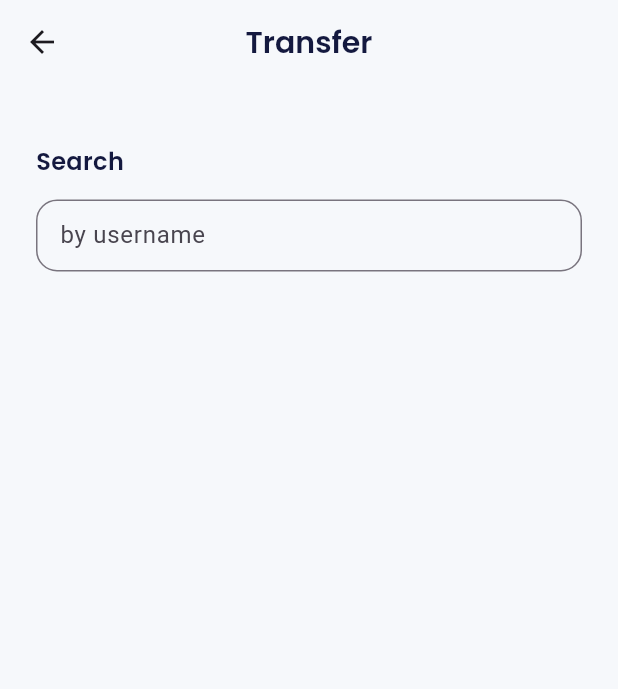
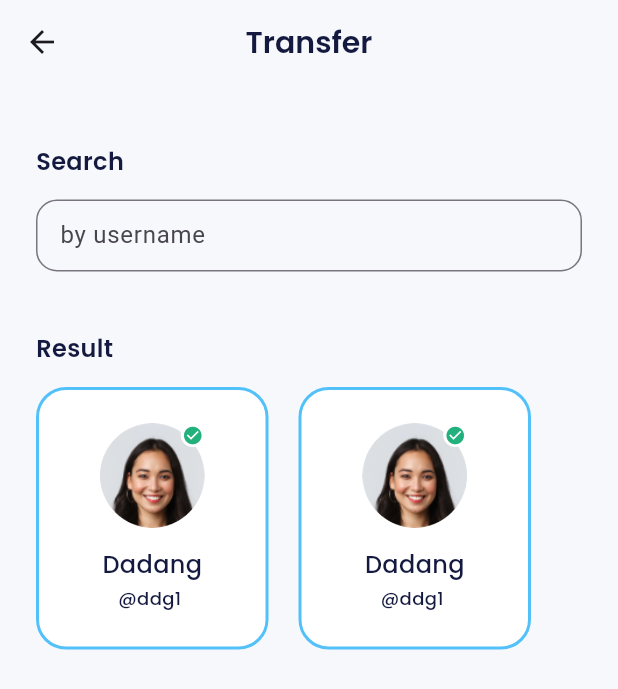
Before and after one commit to kingslyDev/E-walletmobile, a Flutter app: the TransferPage screen opened by its route, on a phone screen of 412 x 824 dp. Shown: the top 689 px of the screen. Run offline on Flutter 3.47's test engine with Material 3 defaults, Android fonts, the phone set to English and light mode, and no system bars; our stand-ins replace carousel_slider, google_fonts.

Commit message:
transferpage

```diff
--- a/lib/ui/pages/transfer/transfer_page.dart
+++ b/lib/ui/pages/transfer/transfer_page.dart
@@ -1,5 +1,7 @@
 import 'package:bankga/shared/themes.dart';
 import 'package:bankga/ui/widgets/forms.dart';
+import 'package:bankga/ui/widgets/transfer_result_user_item.dart';
+import 'package:bankga/ui/widgets/transfer_user_recent_item.dart';
 import 'package:flutter/material.dart';
 
 class TransferPage extends StatelessWidget {
@@ -31,6 +33,90 @@
             label: 'by username',
             isShowtitle: false,
           ),
+          // buildRecentUsers(),
+          buildResult(),
+        ],
+      ),
+    );
+  }
+
+  Widget buildRecentUsers() {
+    return Container(
+      margin: EdgeInsets.only(
+        top: 40,
+      ),
+      child: Column(
+        crossAxisAlignment: CrossAxisAlignment.start,
+        children: [
+          Text(
+            'Recent Users',
+            style: blackTextStyle.copyWith(
+              fontSize: 16,
+              fontWeight: semiBold,
+            ),
+          ),
+          const SizedBox(
+            height: 14,
+          ),
+          TransferUserRecentItem(
+            imgUrl: 'assets/img_per1.png',
+            name: 'Dadang',
+            username: 'ddg1 ',
+            isVerified: true,
+          ),
+          TransferUserRecentItem(
+            imgUrl: 'assets/img_per2.png',
+            name: 'dani',
+            username: 'ddg1 ',
+          ),
+          TransferUserRecentItem(
+            imgUrl: 'assets/img_per3.png',
+            name: 'Todi',
+            username: 'ddg1 ',
+          ),
+        ],
+      ),
+    );
+  }
+
+  Widget buildResult() {
+    return Container(
+      margin: EdgeInsets.only(
+        top: 40,
+      ),
+      child: Column(
+        crossAxisAlignment: CrossAxisAlignment.start,
+        children: [
+          Text(
+            'Result',
+            style: blackTextStyle.copyWith(
+              fontSize: 16,
+              fontWeight: semiBold,
+            ),
+          ),
+          const SizedBox(
+            height: 14,
+          ),
+          Wrap(
+            spacing: 20,
+            runSpacing: 24,
+            children: [
+              TransferResultUserItem(
+                imgUrl: 'assets/img_per1.png',
+                name: 'Dadang',
+                username: 'ddg1 ',
+                isVerified: true,
+                isSelected: true,
+              ),
+              TransferResultUserItem(
+                imgUrl: 'assets/img_per1.png',
+                name: 'Dadang',
+                username: 'ddg1 ',
+                isVerified: true,
+                isSelected: true,
+              ),
+            ],
+          ),
         ],
       ),
     );
--- /dev/null
+++ b/lib/ui/widgets/transfer_result_user_item.dart
@@ -0,0 +1,93 @@
+import 'package:bankga/shared/themes.dart';
+import 'package:flutter/material.dart';
+
+class TransferResultUserItem extends StatelessWidget {
+  final String imgUrl;
+  final String name;
+  final String username;
+  final bool isVerified;
+  final bool isSelected;
+  const TransferResultUserItem({
+    super.key,
+    required this.imgUrl,
+    required this.name,
+    required this.username,
+    this.isVerified = false,
+    this.isSelected = false,
+  });
+
+  @override
+  Widget build(BuildContext context) {
+    return Container(
+      padding: EdgeInsets.symmetric(
+        horizontal: 14,
+        vertical: 22,
+      ),
+      width: 155,
+      height: 175,
+      decoration: BoxDecoration(
+        color: whiteColor,
+        borderRadius: BorderRadius.circular(20),
+        border: Border.all(
+          color: isSelected ? blueColor : whiteColor,
+          width: 2,
+        ),
+      ),
+      child: Column(
+        crossAxisAlignment: CrossAxisAlignment.center,
+        children: [
+          Container(
+            width: 70,
+            height: 70,
+            decoration: BoxDecoration(
+              shape: BoxShape.circle,
+              image: DecorationImage(
+                image: AssetImage(imgUrl),
+              ),
+            ),
+            child: isVerified
+                ? Align(
+                    alignment: Alignment.topRight,
+                    child: Container(
+                      width: 16,
+                      height: 16,
+                      decoration: BoxDecoration(
+                        shape: BoxShape.circle,
+                        color: whiteColor,
+                      ),
+                      child: Center(
+                        child: Icon(
+                          Icons.check_circle,
+                          color: greenColor,
+                          size: 14,
+                        ),
+                      ),
+                    ),
+                  )
+                : null,
+          ),
+          SizedBox(
+            height: 13,
+          ),
+          Text(
+            name,
+            style: blackTextStyle.copyWith(
+              fontSize: 16,
+              fontWeight: medium,
+            ),
+          ),
+          SizedBox(
+            height: 2,
+          ),
+          Text(
+            '@$username',
+            style: blackTextStyle.copyWith(
+                fontSize: 12,
+                fontWeight: medium,
+                overflow: TextOverflow.ellipsis),
+          ),
+        ],
+      ),
+    );
+  }
+}
```
Also changed, not shown: lib/ui/widgets/transfer_user_recent_item.dart (added, +89 -0 lines).
